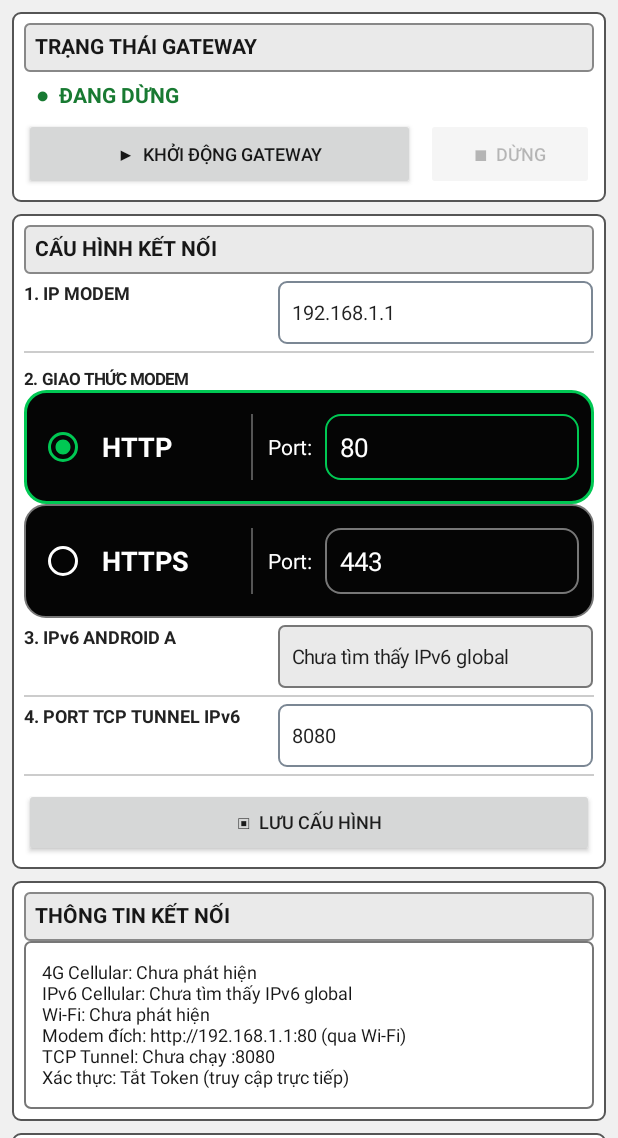
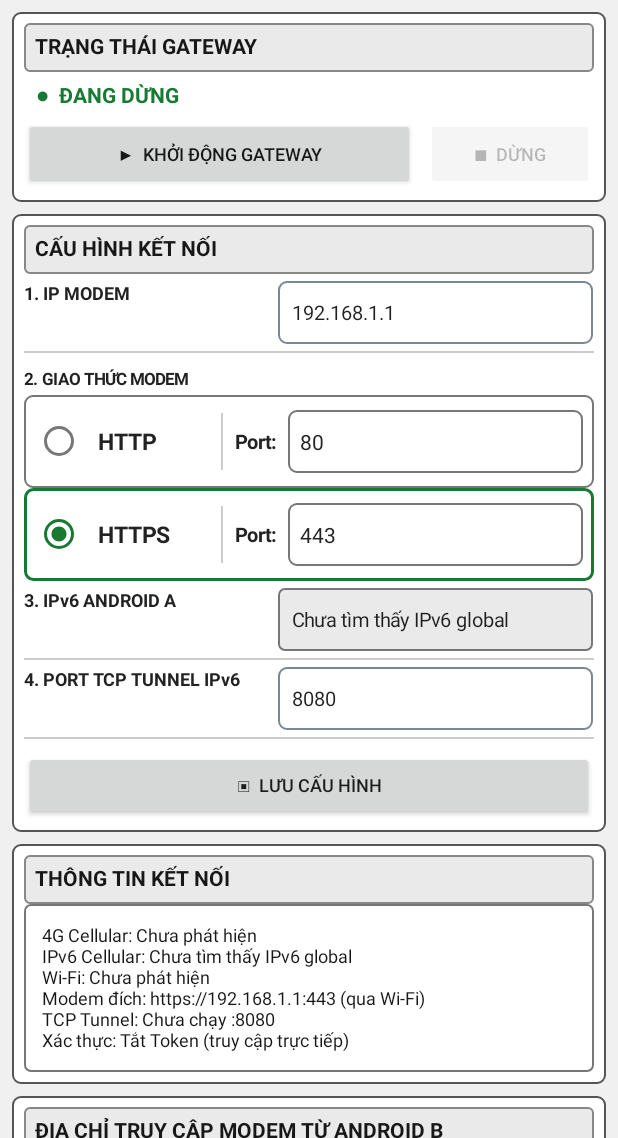
Before and after one commit to hieutt1982/IPv6_Modem_Gateway, an Android app: the screen it shows after launch (MainActivity), on a phone screen of 412 x 824 dp, the part 98-1236 px from its top. Run offline under Robolectric (Android 15) with nearby library versions, the phone set to English and light mode, and no system bars.

Commit message:
Add files via upload

```diff
--- a/IPv6_Modem_Gateway/app/src/main/java/vn/gateway/ipv6test/MainActivity.java
+++ b/IPv6_Modem_Gateway/app/src/main/java/vn/gateway/ipv6test/MainActivity.java
@@ -1,5 +1,6 @@
 package vn.gateway.ipv6test;
 
+import android.content.res.ColorStateList;
 import android.app.Activity;
 import android.os.Bundle;
 import android.os.Handler;
@@ -19,8 +20,6 @@ import android.view.Gravity;
 import android.view.View;
 import android.view.ViewGroup;
 import android.widget.Button;
-import android.widget.RadioButton;
-import android.content.res.ColorStateList;
 import android.widget.LinearLayout;
 import android.widget.ScrollView;
 import android.widget.TextView;
@@ -75,7 +74,7 @@ public class MainActivity extends Activity {
     private volatile String modemProtocol = "https";
     private static final String PREFS_NAME = "gateway_settings";
     private static final String PREF_MODEM_IP = "modem_ip";
-    private static final String PREF_MODEM_PORT = "modem_port"; // tương thích cấu hình cũ
+    private static final String PREF_MODEM_PORT = "modem_port"; // cấu hình cũ
     private static final String PREF_HTTP_MODEM_PORT = "http_modem_port";
     private static final String PREF_HTTPS_MODEM_PORT = "https_modem_port";
     private static final String PREF_MODEM_PROTOCOL = "modem_protocol";
@@ -85,8 +84,8 @@ public class MainActivity extends Activity {
     private android.widget.EditText modemIpInput;
     private android.widget.EditText httpPortInput;
     private android.widget.EditText httpsPortInput;
-    private RadioButton httpRadio;
-    private RadioButton httpsRadio;
+    private android.widget.RadioButton httpRadio;
+    private android.widget.RadioButton httpsRadio;
     private LinearLayout httpProtocolRow;
     private LinearLayout httpsProtocolRow;
     private android.widget.EditText cellularIpv6Input;
@@ -143,7 +142,7 @@ public class MainActivity extends Activity {
         cm = (ConnectivityManager) getSystemService(Context.CONNECTIVITY_SERVICE);
         android.content.SharedPreferences prefs = getSharedPreferences(PREFS_NAME, MODE_PRIVATE);
         modemHost = prefs.getString(PREF_MODEM_IP, "192.168.1.1");
-        modemProtocol = prefs.getString(PREF_MODEM_PROTOCOL, prefs.contains(PREF_MODEM_PORT) ? "https" : "http");
+        modemProtocol = prefs.getString(PREF_MODEM_PROTOCOL, "https");
         httpModemPort = prefs.getInt(PREF_HTTP_MODEM_PORT, 80);
         httpsModemPort = prefs.getInt(PREF_HTTPS_MODEM_PORT, prefs.getInt(PREF_MODEM_PORT, 443));
         modemPort = "http".equals(modemProtocol) ? httpModemPort : httpsModemPort;
@@ -240,13 +239,9 @@ public class MainActivity extends Activity {
         httpsPortInput = createConfigInput(String.valueOf(httpsModemPort), "443", android.text.InputType.TYPE_CLASS_NUMBER);
         httpProtocolRow = createProtocolPortRow("HTTP", httpPortInput, true);
         httpsProtocolRow = createProtocolPortRow("HTTPS", httpsPortInput, false);
-        httpRadio = (RadioButton) httpProtocolRow.getTag();
-        httpsRadio = (RadioButton) httpsProtocolRow.getTag();
-        httpRadio.setId(View.generateViewId());
-        httpsRadio.setId(View.generateViewId());
-        httpRadio.setChecked("http".equals(modemProtocol));
-        httpsRadio.setChecked("https".equals(modemProtocol));
-        updateProtocolRowStyles();
+        httpRadio = (android.widget.RadioButton) httpProtocolRow.getTag();
+        httpsRadio = (android.widget.RadioButton) httpsProtocolRow.getTag();
+        setProtocolSelection("http".equals(modemProtocol));
         cellularIpv6Input = createConfigInput("Chưa có IPv6", "IPv6 Cellular tự động hiển thị", android.text.InputType.TYPE_CLASS_TEXT);
         cellularIpv6Input.setFocusable(false);
         cellularIpv6Input.setFocusableInTouchMode(false);
@@ -257,8 +252,13 @@ public class MainActivity extends Activity {
         gatewayPortInput = createConfigInput(String.valueOf(gatewayPort), "8080", android.text.InputType.TYPE_CLASS_NUMBER);
         addConfigRow(configCard, "1. IP MODEM", modemIpInput);
         addConfigField(configCard, "2. GIAO THỨC MODEM", null);
-        configCard.addView(httpProtocolRow, new LinearLayout.LayoutParams(-1, dp(76)));
-        configCard.addView(httpsProtocolRow, new LinearLayout.LayoutParams(-1, dp(76)));
+        LinearLayout protocolRows = new LinearLayout(this);
+        protocolRows.setOrientation(LinearLayout.VERTICAL);
+        protocolRows.addView(httpProtocolRow, new LinearLayout.LayoutParams(-1, dp(62)));
+        protocolRows.addView(httpsProtocolRow, new LinearLayout.LayoutParams(-1, dp(62)));
+        LinearLayout.LayoutParams protocolRowsLp = new LinearLayout.LayoutParams(-1, -2);
+        protocolRowsLp.topMargin = dp(3);
+        configCard.addView(protocolRows, protocolRowsLp);
         addConfigRow(configCard, "3. IPv6 ANDROID A", cellularIpv6Input);
         addConfigRow(configCard, "4. PORT TCP TUNNEL IPv6", gatewayPortInput);
         Button saveButton = new Button(this);
@@ -288,26 +288,59 @@ public class MainActivity extends Activity {
         accessLinkView.setGravity(Gravity.CENTER);
         accessLinkView.setPadding(dp(8), dp(14), dp(8), dp(14));
         accessLinkView.setBackground(makeBorderBackground(0xFFFFFFFF, line, 1, 4));
-        accessCard.addView(accessLinkView, new LinearLayout.LayoutParams(-1, -2));
-        // Proxy address is configurable here; later it can be changed to a domain name.
+        LinearLayout directLinkRow = new LinearLayout(this);
+        directLinkRow.setOrientation(LinearLayout.HORIZONTAL);
+        directLinkRow.setGravity(Gravity.CENTER_VERTICAL);
+        directLinkRow.addView(accessLinkView, new LinearLayout.LayoutParams(0, -2, 1f));
+        TextView copyDirectIcon = makeCopyIconButton("Sao chép link truy cập trực tiếp", () -> copyGatewayLink(false));
+        LinearLayout.LayoutParams directIconLp = new LinearLayout.LayoutParams(dp(48), dp(48));
+        directIconLp.leftMargin = dp(7);
+        directLinkRow.addView(copyDirectIcon, directIconLp);
+        accessCard.addView(directLinkRow, new LinearLayout.LayoutParams(-1, -2));
+
+        // Proxy group: IP input auto-saves; generated URL updates as the IP changes.
+        LinearLayout proxyCard = new LinearLayout(this);
+        proxyCard.setOrientation(LinearLayout.VERTICAL);
+        proxyCard.setPadding(dp(12), dp(12), dp(12), dp(12));
+        proxyCard.setBackground(makeBorderBackground(0xFFF0FAF0, 0xFF62B96B, 2, 7));
+        LinearLayout.LayoutParams proxyCardLp = new LinearLayout.LayoutParams(-1, -2);
+        proxyCardLp.topMargin = dp(10);
+        root.addView(proxyCard, proxyCardLp);
+
+        TextView proxyHeading = makeText("▤  PROXY (IP Proxy hoặc Tên miền)", 14, ink);
+        proxyHeading.setTypeface(null, android.graphics.Typeface.BOLD);
+        proxyCard.addView(proxyHeading, new LinearLayout.LayoutParams(-1, -2));
+
         TextView proxyLabel = makeText("IP PROXY", 13, ink);
         proxyLabel.setTypeface(null, android.graphics.Typeface.BOLD);
         LinearLayout.LayoutParams proxyLabelLp = new LinearLayout.LayoutParams(-1, -2);
-        proxyLabelLp.topMargin = dp(12);
-        accessCard.addView(proxyLabel, proxyLabelLp);
+        proxyLabelLp.topMargin = dp(10);
+        proxyCard.addView(proxyLabel, proxyLabelLp);
         proxyIpInput = createConfigInput(getSharedPreferences(PREFS_NAME, MODE_PRIVATE).getString(PREF_PROXY_IP, ""), "Ví dụ: 4.254.128.3", android.text.InputType.TYPE_CLASS_TEXT | android.text.InputType.TYPE_TEXT_FLAG_NO_SUGGESTIONS);
-        accessCard.addView(proxyIpInput, new LinearLayout.LayoutParams(-1, dp(46)));
+        proxyCard.addView(proxyIpInput, new LinearLayout.LayoutParams(-1, dp(46)));
+
         TextView proxyLinkLabel = makeText("LINK TRUY CẬP QUA PROXY", 13, ink);
         proxyLinkLabel.setTypeface(null, android.graphics.Typeface.BOLD);
         LinearLayout.LayoutParams proxyLinkLabelLp = new LinearLayout.LayoutParams(-1, -2);
         proxyLinkLabelLp.topMargin = dp(9);
-        accessCard.addView(proxyLinkLabel, proxyLinkLabelLp);
+        proxyCard.addView(proxyLinkLabel, proxyLinkLabelLp);
         proxyLinkView = makeText("Nhập IP Proxy để tạo link", 12, ink);
         proxyLinkView.setTypeface(android.graphics.Typeface.MONOSPACE, android.graphics.Typeface.BOLD);
         proxyLinkView.setGravity(Gravity.CENTER);
         proxyLinkView.setPadding(dp(8), dp(12), dp(8), dp(12));
         proxyLinkView.setBackground(makeBorderBackground(0xFFFFFFFF, line, 1, 4));
-        accessCard.addView(proxyLinkView, new LinearLayout.LayoutParams(-1, -2));
+        LinearLayout proxyLinkRow = new LinearLayout(this);
+        proxyLinkRow.setOrientation(LinearLayout.HORIZONTAL);
+        proxyLinkRow.setGravity(Gravity.CENTER_VERTICAL);
+        proxyLinkRow.addView(proxyLinkView, new LinearLayout.LayoutParams(0, -2, 1f));
+        TextView copyProxyIcon = makeCopyIconButton("Sao chép link Proxy", this::copyProxyLink);
+        LinearLayout.LayoutParams proxyIconLp = new LinearLayout.LayoutParams(dp(48), dp(48));
+        proxyIconLp.leftMargin = dp(7);
+        proxyLinkRow.addView(copyProxyIcon, proxyIconLp);
+        LinearLayout.LayoutParams proxyLinkRowLp = new LinearLayout.LayoutParams(-1, -2);
+        proxyLinkRowLp.topMargin = dp(5);
+        proxyCard.addView(proxyLinkRow, proxyLinkRowLp);
+
         proxyIpInput.addTextChangedListener(new android.text.TextWatcher() {
             @Override public void beforeTextChanged(CharSequence s, int start, int count, int after) { }
             @Override public void onTextChanged(CharSequence s, int start, int before, int count) {
@@ -316,28 +349,6 @@ public class MainActivity extends Activity {
             }
             @Override public void afterTextChanged(android.text.Editable e) { }
         });
-        Button copyProxyButton = new Button(this);
-        copyProxyButton.setText("▢  SAO CHÉP LINK PROXY");
-        copyProxyButton.setTextSize(android.util.TypedValue.COMPLEX_UNIT_DIP, 12);
-        copyProxyButton.setOnClickListener(v -> copyProxyLink());
-        LinearLayout.LayoutParams copyProxyLp = new LinearLayout.LayoutParams(-1, dp(46));
-        copyProxyLp.topMargin = dp(7);
-        accessCard.addView(copyProxyButton, copyProxyLp);
-
-        Button copyLinkButton = new Button(this);
-        copyLinkButton.setText("▢  SAO CHÉP LINK TRUY CẬP");
-        copyLinkButton.setTextSize(android.util.TypedValue.COMPLEX_UNIT_DIP, 12);
-        copyLinkButton.setOnClickListener(v -> copyGatewayLink(false));
-        LinearLayout.LayoutParams copyLinkLp = new LinearLayout.LayoutParams(-1, dp(46));
-        copyLinkLp.topMargin = dp(7);
-        accessCard.addView(copyLinkButton, copyLinkLp);
-        Button testModemButton = new Button(this);
-        testModemButton.setText("↗  KIỂM TRA KẾT NỐI MODEM");
-        testModemButton.setTextSize(android.util.TypedValue.COMPLEX_UNIT_DIP, 12);
-        testModemButton.setOnClickListener(v -> copyGatewayLink(true));
-        LinearLayout.LayoutParams testLp = new LinearLayout.LayoutParams(-1, dp(46));
-        testLp.topMargin = dp(6);
-        accessCard.addView(testModemButton, testLp);
 
         // Large bordered activity log; retains the 200-line rolling history.
         LinearLayout logCard = panelCard(root, "NHẬT KÝ HOẠT ĐỘNG", panel, ink);
@@ -400,7 +411,7 @@ public class MainActivity extends Activity {
         logActionsLp.topMargin = dp(8);
         logCard.addView(logActions, logActionsLp);
 
-        TextView warning = makeText("LƯU Ý: Android A chuyển tiếp TCP nguyên bản. Android B phải truy cập đúng giao thức HTTP/HTTPS đã chọn; HTTPS có thể cảnh báo chứng chỉ modem tự ký/không khớp địa chỉ.", 11, muted);
+        TextView warning = makeText("LƯU Ý: Android A chuyển tiếp TCP nguyên bản; HTTPS chạy xuyên suốt tới modem. Trình duyệt Android B có thể cảnh báo chứng chỉ modem tự ký/không khớp địa chỉ.", 11, muted);
         warning.setPadding(dp(10), dp(8), dp(10), dp(8));
         warning.setBackground(makeBorderBackground(0xFFF7F7F7, line, 1, 4));
         LinearLayout.LayoutParams warningLp = new LinearLayout.LayoutParams(-1, -2);
@@ -410,6 +421,17 @@ public class MainActivity extends Activity {
         setContentView(page);
         refreshLogView();
         refreshDetails();
+    }
+
+    private TextView makeCopyIconButton(String description, Runnable action) {
+        TextView button = makeText("⧉", 25, 0xFFFFFFFF);
+        button.setGravity(Gravity.CENTER);
+        button.setContentDescription(description);
+        button.setFocusable(true);
+        button.setClickable(true);
+        button.setBackground(makeBorderBackground(0xFF087BD9, 0xFF087BD9, 1, 8));
+        button.setOnClickListener(v -> action.run());
+        return button;
     }
 
     private LinearLayout panelCard(LinearLayout parent, String heading, int fill, int ink) {
@@ -469,74 +491,73 @@ public class MainActivity extends Activity {
         return input;
     }
 
-    private LinearLayout createProtocolPortRow(String protocol, android.widget.EditText portInput, boolean selected) {
-        final int green = 0xFF00C853;
-        final int gray = 0xFF777777;
+    // Hai dòng giao thức dùng đúng bảng màu trắng/xám/xanh của giao diện gốc.
+    private LinearLayout createProtocolPortRow(String protocol, android.widget.EditText portInput, boolean http) {
+        final int green = 0xFF187A32;
+        final int ink = 0xFF222222;
+        final int line = 0xFF777777;
         LinearLayout row = new LinearLayout(this);
         row.setOrientation(LinearLayout.HORIZONTAL);
         row.setGravity(Gravity.CENTER_VERTICAL);
-        row.setPadding(dp(10), dp(7), dp(10), dp(7));
-        row.setBackground(makeBorderBackground(0xFF050505, selected ? green : gray, selected ? 2 : 1, 14));
-        LinearLayout.LayoutParams rowLp = new LinearLayout.LayoutParams(-1, dp(76));
-        rowLp.topMargin = dp(5);
+        row.setPadding(dp(7), dp(5), dp(7), dp(5));
+        row.setBackground(makeBorderBackground(0xFFFFFFFF, line, 1, 5));
+        LinearLayout.LayoutParams rowLp = new LinearLayout.LayoutParams(-1, dp(58));
+        rowLp.topMargin = dp(3);
         row.setLayoutParams(rowLp);
 
-        RadioButton radio = new RadioButton(this);
+        android.widget.RadioButton radio = new android.widget.RadioButton(this);
+        radio.setButtonTintList(new ColorStateList(
+                new int[][] { new int[] { android.R.attr.state_checked }, new int[] {} },
+                new int[] { green, line }));
         radio.setText("");
-        radio.setButtonTintList(new ColorStateList(
-                new int[][]{new int[]{android.R.attr.state_checked}, new int[]{}},
-                new int[]{green, 0xFFFFFFFF}));
-        radio.setId(View.generateViewId());
-        row.addView(radio, new LinearLayout.LayoutParams(dp(42), dp(48)));
+        row.addView(radio, new LinearLayout.LayoutParams(dp(42), dp(46)));
 
-        TextView name = makeText(protocol, 18, 0xFFFFFFFF);
+        TextView name = makeText(protocol, 15, ink);
         name.setTypeface(null, android.graphics.Typeface.BOLD);
-        LinearLayout.LayoutParams nameLp = new LinearLayout.LayoutParams(dp(94), -2);
-        row.addView(name, nameLp);
+        row.addView(name, new LinearLayout.LayoutParams(dp(78), -2));
 
-        View separator = new View(this);
-        separator.setBackgroundColor(0xFF555555);
-        LinearLayout.LayoutParams sepLp = new LinearLayout.LayoutParams(dp(1), dp(44));
-        sepLp.leftMargin = dp(5);
-        sepLp.rightMargin = dp(10);
-        row.addView(separator, sepLp);
+        View divider = new View(this);
+        divider.setBackgroundColor(0xFFCCCCCC);
+        LinearLayout.LayoutParams dividerLp = new LinearLayout.LayoutParams(dp(1), dp(38));
+        dividerLp.leftMargin = dp(4);
+        dividerLp.rightMargin = dp(8);
+        row.addView(divider, dividerLp);
 
-        TextView portLabel = makeText("Port:", 14, 0xFFFFFFFF);
+        TextView portLabel = makeText("Port:", 13, ink);
+        portLabel.setTypeface(null, android.graphics.Typeface.BOLD);
         row.addView(portLabel, new LinearLayout.LayoutParams(-2, -2));
-        LinearLayout.LayoutParams inputLp = new LinearLayout.LayoutParams(0, dp(44), 1);
-        inputLp.leftMargin = dp(8);
-        portInput.setTextSize(android.util.TypedValue.COMPLEX_UNIT_DIP, 17);
-        portInput.setTextColor(0xFFFFFFFF);
-        portInput.setPadding(dp(10), 0, dp(8), 0);
+
+        portInput.setTextColor(ink);
+        portInput.setTextSize(android.util.TypedValue.COMPLEX_UNIT_DIP, 14);
+        portInput.setPadding(dp(8), dp(3), dp(8), dp(3));
         portInput.setSingleLine(true);
-        portInput.setBackground(makeBorderBackground(0xFF050505, selected ? green : gray, 1, 10));
+        portInput.setBackground(makeBorderBackground(0xFFFFFFFF, line, 1, 5));
+        LinearLayout.LayoutParams inputLp = new LinearLayout.LayoutParams(0, dp(42), 1f);
+        inputLp.leftMargin = dp(7);
         row.addView(portInput, inputLp);
-        radio.setOnClickListener(v -> selectModemProtocol(protocol));
-        row.setOnClickListener(v -> selectModemProtocol(protocol));
-        portInput.setOnFocusChangeListener((v, hasFocus) -> { if (hasFocus) selectModemProtocol(protocol); });
+
+        View.OnClickListener choose = v -> setProtocolSelection(http);
+        radio.setOnClickListener(choose);
+        name.setOnClickListener(choose);
+        row.setOnClickListener(choose);
+        portInput.setOnFocusChangeListener((v, focused) -> { if (focused) setProtocolSelection(http); });
         row.setTag(radio);
         return row;
     }
 
-    private void selectModemProtocol(String protocol) {
-        modemProtocol = protocol;
-        if (httpRadio != null) httpRadio.setChecked("http".equals(protocol));
-        if (httpsRadio != null) httpsRadio.setChecked("https".equals(protocol));
-        updateProtocolRowStyles();
+    private void setProtocolSelection(boolean useHttp) {
+        if (httpRadio == null || httpsRadio == null) return;
+        httpRadio.setChecked(useHttp);
+        httpsRadio.setChecked(!useHttp);
+        int green = 0xFF187A32;
+        int line = 0xFF777777;
+        httpProtocolRow.setBackground(makeBorderBackground(0xFFFFFFFF, useHttp ? green : line, useHttp ? 2 : 1, 5));
+        httpsProtocolRow.setBackground(makeBorderBackground(0xFFFFFFFF, useHttp ? line : green, useHttp ? 1 : 2, 5));
     }
 
-    private void updateProtocolRowStyles() {
-        if (httpRadio == null || httpsRadio == null) return;
-        boolean httpSelected = httpRadio.isChecked();
-        int green = 0xFF00C853;
-        int gray = 0xFF777777;
-        httpProtocolRow.setBackground(makeBorderBackground(0xFF050505, httpSelected ? green : gray, httpSelected ? 2 : 1, 14));
-        httpsProtocolRow.setBackground(makeBorderBackground(0xFF050505, httpSelected ? gray : green, httpSelected ? 1 : 2, 14));
-        httpPortInput.setBackground(makeBorderBackground(0xFF050505, httpSelected ? green : gray, 1, 10));
-        httpsPortInput.setBackground(makeBorderBackground(0xFF050505, httpSelected ? gray : green, 1, 10));
+    private String getModemScheme() {
+        return "http".equals(modemProtocol) ? "http" : "https";
     }
-
-    private String getModemScheme() { return "http".equals(modemProtocol) ? "http" : "https"; }
 
     private void addConfigField(LinearLayout parent, String label, android.widget.EditText input) {
         TextView title = makeText(label, 11, UI_INK);
@@ -554,7 +575,7 @@ public class MainActivity extends Activity {
     private boolean applyConnectionSettingsFromInputs() {
         String ip = modemIpInput == null ? modemHost : modemIpInput.getText().toString().trim();
         int hp, sp, gp;
-        String protocol = httpRadio != null && httpRadio.isChecked() ? "http" : "https";
+        boolean useHttp = httpRadio != null && httpRadio.isChecked();
         try {
             hp = Integer.parseInt(httpPortInput == null ? String.valueOf(httpModemPort) : httpPortInput.getText().toString().trim());
             sp = Integer.parseInt(httpsPortInput == null ? String.valueOf(httpsModemPort) : httpsPortInput.getText().toString().trim());
@@ -574,8 +595,8 @@ public class MainActivity extends Activity {
         modemHost = ip;
         httpModemPort = hp;
         httpsModemPort = sp;
-        modemProtocol = protocol;
-        modemPort = "http".equals(modemProtocol) ? httpModemPort : httpsModemPort;
+        modemProtocol = useHttp ? "http" : "https";
+        modemPort = useHttp ? httpModemPort : httpsModemPort;
         gatewayPort = gp;
         getSharedPreferences(PREFS_NAME, MODE_PRIVATE).edit()
                 .putString(PREF_MODEM_IP, modemHost)
@@ -927,7 +948,7 @@ public class MainActivity extends Activity {
     }
 
     private String testModemOverWifi() {
-        final boolean useHttps = "https".equals(modemProtocol);
+        boolean useHttps = "https".equals(modemProtocol);
         log("MODEM", "Bắt đầu thử kết nối " + getModemScheme().toUpperCase(Locale.ROOT) + " tới " + modemHost + ":" + modemPort);
         Network wifi = wifiNetwork;
         if (wifi == null) return "ERROR: Chưa phát hiện Wi-Fi. Hãy kết nối Wi-Fi modem.\n";
@@ -938,7 +959,6 @@ public class MainActivity extends Activity {
             raw.connect(new InetSocketAddress(modemHost, modemPort), 5000);
             Socket requestSocket = raw;
             if (useHttps) {
-                // Chỉ bỏ qua chứng chỉ tự ký cho HTTPS modem nội bộ này.
                 tls = (SSLSocket) createModemOnlySslSocketFactory().createSocket(raw, modemHost, modemPort, true);
                 tls.setSoTimeout(5000);
                 log("MODEM", "TCP tới modem thành công; bắt đầu TLS handshake");
@@ -963,7 +983,7 @@ public class MainActivity extends Activity {
             logException("MODEM_TEST", e);
             return "ERROR: Không kết nối được modem qua Wi-Fi: " + e.getClass().getSimpleName() + " - " + e.getMessage() + "\n";
         } finally {
-            try { if (tls != null) tls.close(); else if (raw != null) raw.close(); } catch (Exception ignored) {}
+            try { if (tls != null) tls.close(); else if (raw != null) raw.close(); } catch (Exception ignored) { }
         }
     }
 
```
